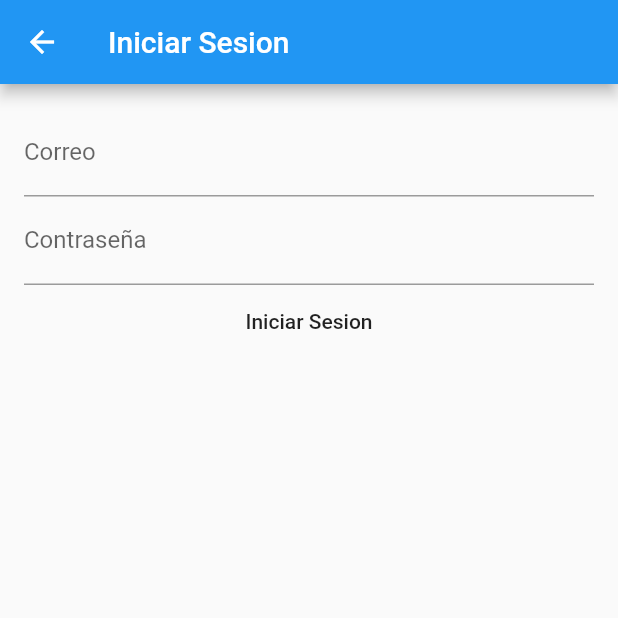
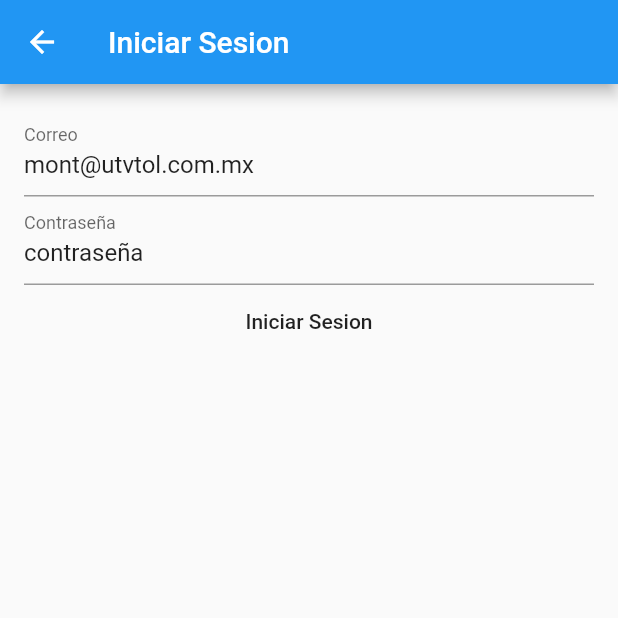
Before and after one commit to RosaMontserrat/ProfeCruz, a Flutter app: the screen it shows after launch, in the side drawer, after a tap on "Iniciar Sesion", on a phone screen of 412 x 824 dp, the top half of it. Run offline on Flutter 3.47's test engine with Material 2 defaults, Android fonts, the phone set to English and light mode, and no system bars.

```diff
--- a/lib/main.dart
+++ b/lib/main.dart
@@ -1,8 +1,16 @@
 import 'package:flutter/material.dart';
+import 'package:flutter_authentication_with_laravel_sanctum1/providers/auth.dart';
+
 import 'package:flutter_authentication_with_laravel_sanctum1/widgets/nav-drawer.dart';
+import 'package:provider/provider.dart';
 
 void main() {
-  runApp(MyApp());
+  runApp(
+    ChangeNotifierProvider(
+      create: (_) => Auth(),
+      child: MyApp(),
+    ),
+  );
 }
 
 class MyApp extends StatelessWidget {
@@ -13,7 +21,7 @@ class MyApp extends StatelessWidget {
       theme: ThemeData(
         visualDensity: VisualDensity.adaptivePlatformDensity,
       ),
-      home: MyHomePage(title: 'Flutter Demo Home Page'),
+      home: MyHomePage(title: 'Sanctum authentication'),
     );
   }
 }
@@ -28,15 +36,25 @@ class MyHomePage extends StatefulWidget {
 }
 
 class _MyHomePageState extends State<MyHomePage> {
+
   @override
   Widget build(BuildContext context) {
     return Scaffold(
+
       appBar: AppBar(
         title: Text('Primer Practica'),
       ),
       drawer: NavDrawer(),
       body: Center(
-        child: Text('¡No has Iniciado Sesion!'),
+        child: Consumer<Auth>(
+          builder: ( context, auth, child ){
+            if(auth.authenticated){
+              return Text('Sesion Iniciada');
+              }else{
+              return Text('No has iniciado Sesion');
+            }
+          },
+        )
       ),
     );
   }
--- /dev/null
+++ b/lib/providers/auth.dart
@@ -0,0 +1,15 @@
+import 'package:flutter/cupertino.dart';
+
+class Auth extends ChangeNotifier {
+
+  bool _authenticated = false;
+
+  bool get authenticated => _authenticated;
+
+  void login ({ Map credentials })  {
+
+    _authenticated = true;
+
+    notifyListeners();
+  }
+}
--- a/lib/screen/login-screen.dart
+++ b/lib/screen/login-screen.dart
@@ -1,7 +1,7 @@
-import 'dart:developer';
-
 import 'package:flutter/cupertino.dart';
 import 'package:flutter/material.dart';
+import 'package:flutter_authentication_with_laravel_sanctum1/providers/auth.dart';
+import 'package:provider/provider.dart';
 
 class LoginScreen extends StatefulWidget{
 
@@ -17,10 +17,18 @@ class LoginState extends State<LoginScreen> {
   String _email;
   String _password;
 
-  Future submit () async {
-    log(_email);
-    log(_password);
+  submit () {
+    Provider.of<Auth>( context, listen: false ).login(
+      credentials: {
+        'email': _email,
+        'password': _password,
+      }
+    );
+
+    Navigator.pop(context);
+
   }
+
 
   @override
   Widget build(BuildContext context) {
@@ -36,15 +44,17 @@ class LoginState extends State<LoginScreen> {
             child: Column(
               children: [
                 TextFormField(
+                  initialValue: 'mont@utvtol.com.mx',
                   decoration: InputDecoration(
-                    labelText: 'Correo',
-                    hintText: 'correo@dominio.com',
+                  labelText: 'Correo',
+                    hintText: 'tucorreo@direccion.com',
                   ),
                   onSaved: (value) => {
                     _email = value
                   },
                 ),
                 TextFormField(
+                  initialValue: 'contraseña',
                   decoration: InputDecoration(
                     labelText: 'Contraseña',
                   ),
--- a/lib/screen/post-screen.dart
+++ b/lib/screen/post-screen.dart
@@ -1,7 +1,8 @@
+import 'package:flutter/cupertino.dart';
 import 'package:flutter/material.dart';
-import 'package:flutter/cupertino.dart';
 
-class PostsScreen extends StatefulWidget {
+class PostsScreen extends StatefulWidget{
+
   @override
   State<StatefulWidget> createState() {
     return PostsState();
@@ -9,6 +10,7 @@ class PostsScreen extends StatefulWidget {
 }
 
 class PostsState extends State<PostsScreen> {
+
   @override
   Widget build(BuildContext context) {
     return Scaffold(
--- a/lib/widgets/nav-drawer.dart
+++ b/lib/widgets/nav-drawer.dart
@@ -1,13 +1,19 @@
 import 'package:flutter/cupertino.dart';
 import 'package:flutter/material.dart';
+import 'package:flutter_authentication_with_laravel_sanctum1/providers/auth.dart';
 import 'package:flutter_authentication_with_laravel_sanctum1/screen/login-screen.dart';
 import 'package:flutter_authentication_with_laravel_sanctum1/screen/post-screen.dart';
+import 'package:provider/provider.dart';
 
 class NavDrawer extends StatelessWidget {
+
   @override
-  Widget build(BuildContext context) {
+  Widget build( BuildContext context ){
     return Drawer(
-        child: ListView(
+      child: Consumer<Auth>(
+        builder: (context, auth, child){
+          if (auth.authenticated) {
+            return ListView(
             children: [
               ListTile(
                 title: Text('Mont'),
@@ -20,7 +26,26 @@ class NavDrawer extends StatelessWidget {
                   }
               ),
               ListTile(
+                  title: Text('Cerrar Sesion'),
+                  onTap: () {
+                    //
+                  }
+                )
+              ],
+            );
+          }else{
+            return ListView(
+              children: [
+                ListTile(
                   title: Text('Iniciar Sesion'),
+                  onTap: () {
+                    Navigator.push( context, MaterialPageRoute (
+                      builder: (context) => LoginScreen()
+                    ));
+                  }
+                ),
+                ListTile(
+                  title: Text('Registrar'),
                   onTap: () {
                     Navigator.push( context, MaterialPageRoute (
                       builder: (context) => LoginScreen()
@@ -28,6 +53,9 @@ class NavDrawer extends StatelessWidget {
                   }
                 )
               ],
+            );
+          }
+        }
       )
     );
   }
--- a/pubspec.yaml
+++ b/pubspec.yaml
@@ -23,6 +23,7 @@ environment:
 dependencies:
   flutter:
     sdk: flutter
+  provider: ^4.3.3
 
 
   # The following adds the Cupertino Icons font to your application.
```
Also changed, not shown: pubspec.lock. Lines whose indentation alone changed are shown as unchanged.
